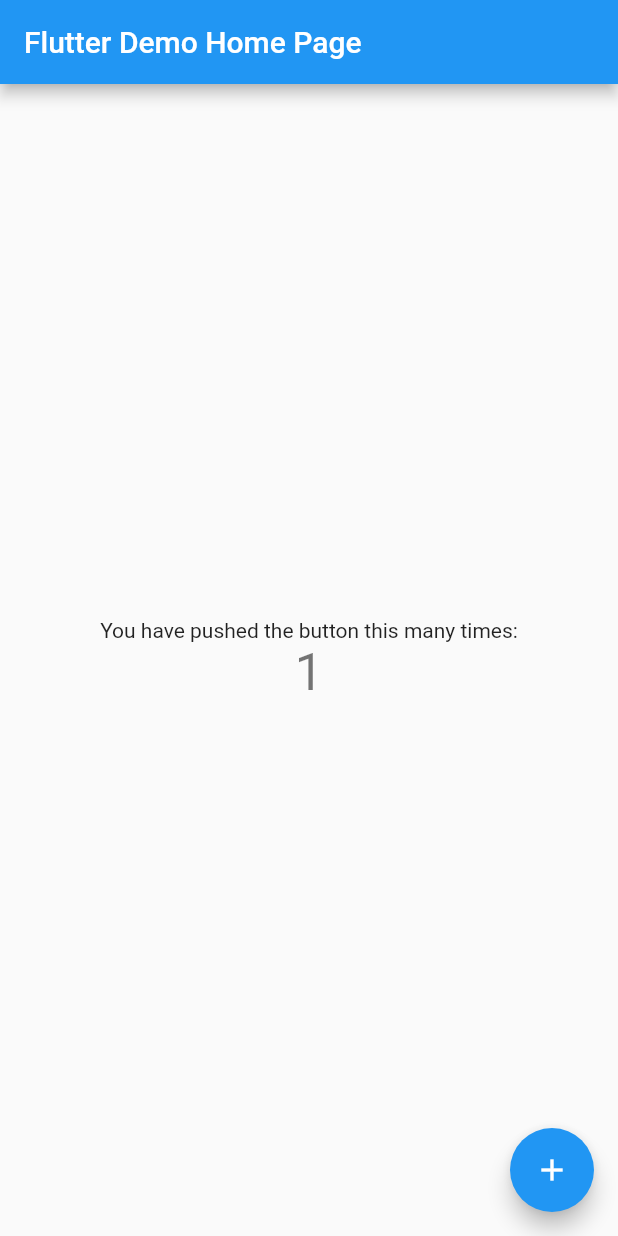
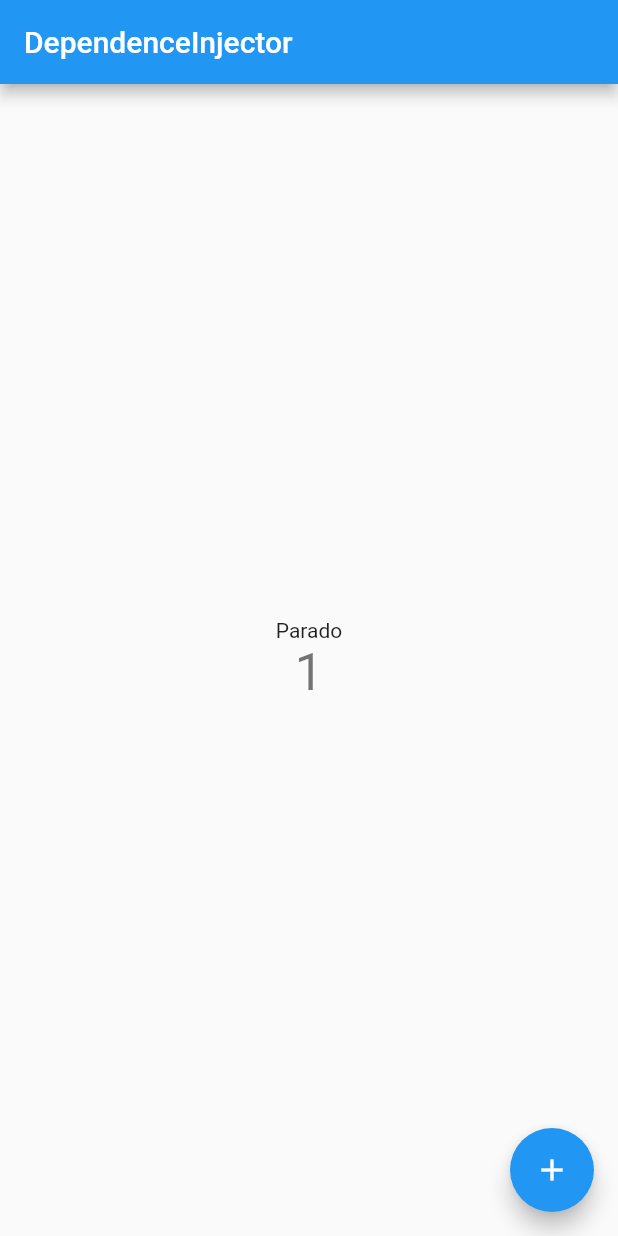
Before and after one commit to Tiago-Salles/dependence-injector, a Flutter app: the screen it shows after launch, after a tap on the "add" icon, on a phone screen of 412 x 824 dp. Run offline on Flutter 3.47's test engine with Material 2 defaults, Android fonts, the phone set to English and light mode, and no system bars.

Commit message:
Feat: Finished DependenceInjector

```diff
--- a/lib/app/core/dependence_injector/dependence_injector.dart
+++ b/lib/app/core/dependence_injector/dependence_injector.dart
@@ -7,15 +7,24 @@
 
   final _instances = <Type, _InstanceGenerator<Object>>{};
 
-  void registerInstance<T>(
-    InstanceCreator instanceType, {
+  void registerInstance<T extends Object>(
+      InstanceCreator<T> instanceType, bool singletonInstance) {
+    _instances[T] = _InstanceGenerator(instanceType, singletonInstance);
+  }
+
+  T? injectDependence<T extends Object>(
+    InstanceCreator<T> instanceType, {
     bool singletonInstance = false,
   }) {
-    _instances[T] = _InstanceGenerator(() => instanceType, singletonInstance);
-  }
+    Object? instance;
 
-  T? injectDependence<T extends Object>() {
-    final instance = _instances[T]?.genereteInstance();
+    if (_instances.containsKey(T)) {
+      instance = _instances[T]?.genereteInstance();
+    } else {
+      registerInstance<T>(instanceType, singletonInstance);
+      instance = _instances[T]?.genereteInstance();
+    }
+
     if (instance != null && instance is T) {
       return instance;
     } else {
@@ -27,12 +36,14 @@
 class _InstanceGenerator<T> {
   T? _instance;
   final bool _singletonInstance;
+  bool firstInstance = true;
   final InstanceCreator<T> _instanceCreator;
   _InstanceGenerator(this._instanceCreator, this._singletonInstance);
 
   T? genereteInstance() {
-    if (_singletonInstance) {
+    if (_singletonInstance && firstInstance) {
       _instance = _instanceCreator();
+      firstInstance = false;
     }
     return _instance ?? _instanceCreator();
   }
--- a/lib/app/core/modules/app_modules.dart
+++ b/lib/app/core/modules/app_modules.dart
@@ -1,10 +1,12 @@
 import 'package:dependence_injector/app/core/dependence_injector/dependence_injector.dart';
-import 'package:dependence_injector/app/domain/domains/home_domain.dart';
 
 class AppModules {
-  final _dependenceInjector = DependenceInjector.instance();
-
-  void initializeModules() {
-    _dependenceInjector.registerInstance(() => HomeDomain());
+  static T? getInstance<T extends Object>(
+    InstanceCreator<T> instanceType,
+    bool singletonInstance,
+  ) {
+    final dependenceInjector = DependenceInjector.instance();
+    return dependenceInjector.injectDependence<T>(instanceType,
+        singletonInstance: singletonInstance);
   }
 }
--- a/lib/app/domain/domains/home_domain.dart
+++ b/lib/app/domain/domains/home_domain.dart
@@ -1,7 +1,15 @@
+import 'dart:developer';
+
+import 'package:flutter/cupertino.dart';
+
 class HomeDomain {
-  int count = 0;
+  HomeDomain() {
+    log("-----INSTÂNCIA DO OBJETO CRIADA-----");
+  }
 
+  ValueNotifier<int> counterValueNotifier = ValueNotifier<int>(0);
+  ValueNotifier<bool> isAnimating = ValueNotifier<bool>(false);
   void increment() {
-    count++;
+    counterValueNotifier.value++;
   }
 }
--- a/lib/app/app_widget.dart
+++ b/lib/app/my_app.dart
@@ -1,4 +1,3 @@
-import 'package:dependence_injector/app/core/modules/app_modules.dart';
 import 'package:dependence_injector/app/presenter/pages/home/home_page.dart';
 import 'package:flutter/material.dart';
 
@@ -10,23 +9,13 @@
 }
 
 class _MyAppState extends State<MyApp> {
-  late AppModules appModules;
-
-  @override
-  void initState() {
-    appModules = AppModules();
-    appModules.initializeModules();
-    super.initState();
-  }
-
   @override
   Widget build(BuildContext context) {
     return MaterialApp(
-      title: 'Flutter Demo',
       theme: ThemeData(
         primarySwatch: Colors.blue,
       ),
-      home: const MyHomePage(title: 'Flutter Demo Home Page'),
+      home: const MyHomePage(),
     );
   }
 }
--- a/lib/app/presenter/pages/home/home_page.dart
+++ b/lib/app/presenter/pages/home/home_page.dart
@@ -1,47 +1,89 @@
+import 'package:dependence_injector/app/core/modules/app_modules.dart';
+import 'package:dependence_injector/app/domain/domains/home_domain.dart';
 import 'package:flutter/material.dart';
 
 class MyHomePage extends StatefulWidget {
-  const MyHomePage({Key? key, required this.title}) : super(key: key);
-  final String title;
+  const MyHomePage({Key? key}) : super(key: key);
 
   @override
   State<MyHomePage> createState() => _MyHomePageState();
 }
 
-class _MyHomePageState extends State<MyHomePage> {
-  int _counter = 0;
+class _MyHomePageState extends State<MyHomePage>
+    with SingleTickerProviderStateMixin {
+  late AnimationController animationController;
+  late HomeDomain? homeDomain;
+  late Animation<double> animation;
+  double opacity = 0;
+  AnotherInstance anotherInstance = AnotherInstance();
 
-  void _incrementCounter() {
-    setState(() {
-      _counter++;
-    });
+  @override
+  void initState() {
+    homeDomain = AppModules.getInstance<HomeDomain>(() => HomeDomain(), true);
+    animationController = AnimationController(
+      vsync: this,
+      duration: const Duration(milliseconds: 200),
+    );
+    animation = Tween<double>(begin: 0, end: 360).animate(animationController);
+    super.initState();
   }
 
   @override
   Widget build(BuildContext context) {
     return Scaffold(
       appBar: AppBar(
-        title: Text(widget.title),
+        title: const Text("DependenceInjector"),
       ),
       body: Center(
         child: Column(
           mainAxisAlignment: MainAxisAlignment.center,
           children: <Widget>[
-            const Text(
-              'You have pushed the button this many times:',
+            ValueListenableBuilder<bool>(
+              valueListenable: homeDomain!.isAnimating,
+              builder: (context, isAnimating, widget) {
+                if (isAnimating == true) {
+                  return const Text(
+                    'Animando',
+                  );
+                } else {
+                  return const Text(
+                    'Parado',
+                  );
+                }
+              },
             ),
-            Text(
-              '$_counter',
-              style: Theme.of(context).textTheme.headline4,
-            ),
+            ValueListenableBuilder<int>(
+              valueListenable: homeDomain!.counterValueNotifier,
+              builder: (context, counter, widget) {
+                return RotationTransition(
+                  turns: animation,
+                  filterQuality: FilterQuality.low,
+                  child: Text(
+                    '$counter',
+                    style: Theme.of(context).textTheme.headline4,
+                  ),
+                );
+              },
+            )
           ],
         ),
       ),
       floatingActionButton: FloatingActionButton(
-        onPressed: _incrementCounter,
+        onPressed: () {
+          homeDomain?.increment();
+          homeDomain?.isAnimating.value = true;
+          animationController.forward(from: 0).then((value) {
+            homeDomain?.isAnimating.value = false;
+          });
+        },
         tooltip: 'Increment',
         child: const Icon(Icons.add),
       ),
     );
   }
 }
+
+class AnotherInstance {
+  HomeDomain? homeDomain =
+      AppModules.getInstance<HomeDomain>(() => HomeDomain(), true);
+}
--- a/lib/main.dart
+++ b/lib/main.dart
@@ -1,4 +1,4 @@
-import 'package:dependence_injector/app/app_widget.dart';
+import 'package:dependence_injector/app/my_app.dart';
 import 'package:flutter/material.dart';
 
 void main() {
```
Also changed, not shown: 1 other file.
